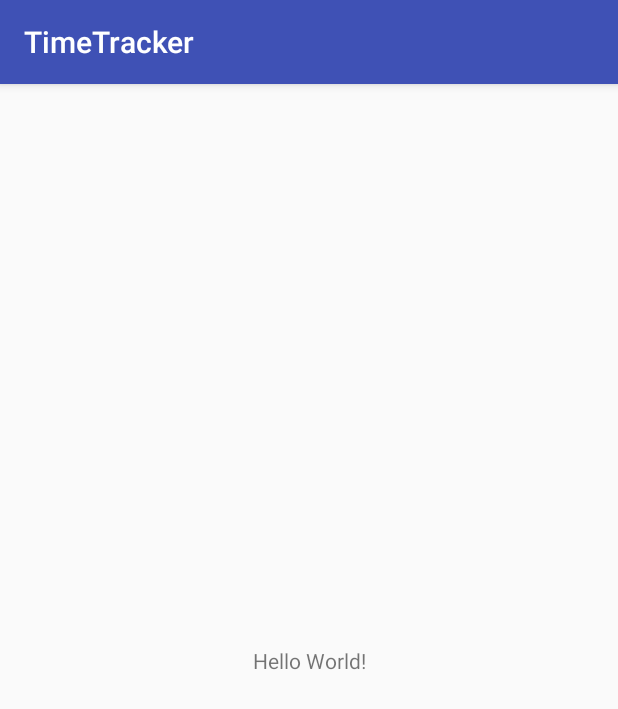
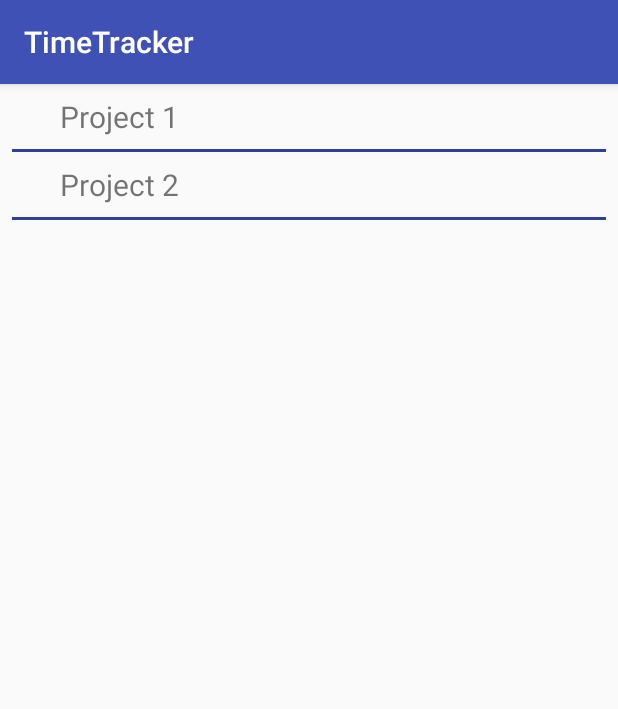
Before and after one commit to albertbecervas/TimeTracker, an Android app: the screen it shows after launch (MainActivity), on a phone screen of 412 x 824 dp. Shown: the top 709 px of the screen. Run offline under Robolectric (Android 15) with nearby library versions, the phone set to English and light mode, and no system bars.

Commit message:
projects adapter done

```diff
--- a/app/build.gradle
+++ b/app/build.gradle
@@ -33,6 +33,10 @@ dependencies {
     })
     implementation"org.jetbrains.kotlin:kotlin-stdlib-jre7:$kotlin_version"
 
+    compile 'com.android.support:recyclerview-v7:26.1.0'
+    compile 'com.android.support:design:26.1.0'
+    compile 'com.android.support:support-v4:26.1.0'
+
     compile 'com.firebase:firebase-client-jvm:2.5.2'
     compile 'com.google.firebase:firebase-core:11.4.0'
     compile 'com.google.firebase:firebase-database:11.4.0'
--- /dev/null
+++ b/app/src/main/java/com/ds/timetracker/MainActivity.java
@@ -0,0 +1,50 @@
+package com.ds.timetracker;
+
+import android.os.Bundle;
+import android.support.annotation.Nullable;
+import android.support.v7.app.AppCompatActivity;
+import android.support.v7.widget.DefaultItemAnimator;
+import android.support.v7.widget.LinearLayoutManager;
+import android.support.v7.widget.RecyclerView;
+
+import com.ds.timetracker.adapter.ProjectsAdapter;
+
+import java.util.ArrayList;
+import java.util.List;
+
+
+public class MainActivity extends AppCompatActivity{
+
+    private RecyclerView mRecyclerView;
+    private ProjectsAdapter mAdapter;
+
+    private List<String> projectsList;
+
+    @Override
+    protected void onCreate(@Nullable Bundle savedInstanceState) {
+        super.onCreate(savedInstanceState);
+        setContentView(R.layout.activity_main);
+
+        setViews();
+        setProjectsList();
+        setAdapter();
+    }
+
+    private void setViews() {
+        mRecyclerView = findViewById(R.id.projectsRV);
+    }
+
+    private void setProjectsList(){
+        projectsList = new ArrayList<>();
+        projectsList.add("Project 1");
+        projectsList.add("Project 2");
+    }
+
+    private void setAdapter(){
+        mAdapter = new ProjectsAdapter(this, projectsList);
+        RecyclerView.LayoutManager mLayoutManager = new LinearLayoutManager(getApplicationContext());
+        mRecyclerView.setLayoutManager(mLayoutManager);
+        mRecyclerView.setItemAnimator(new DefaultItemAnimator());
+        mRecyclerView.setAdapter(mAdapter);
+    }
+}
--- a/app/src/main/java/com/ds/timetracker/MainActivity.kt
+++ /dev/null
@@ -1,12 +0,0 @@
-package com.ds.timetracker
-
-import android.support.v7.app.AppCompatActivity
-import android.os.Bundle
-
-class MainActivity : AppCompatActivity() {
-
-    override fun onCreate(savedInstanceState: Bundle?) {
-        super.onCreate(savedInstanceState)
-        setContentView(R.layout.activity_main)
-    }
-}
--- /dev/null
+++ b/app/src/main/java/com/ds/timetracker/adapter/ProjectsAdapter.java
@@ -0,0 +1,48 @@
+package com.ds.timetracker.adapter;
+
+import android.content.Context;
+import android.support.v7.widget.RecyclerView;
+import android.view.LayoutInflater;
+import android.view.View;
+import android.view.ViewGroup;
+import android.widget.TextView;
+
+import com.ds.timetracker.R;
+
+import java.util.List;
+
+public class ProjectsAdapter extends RecyclerView.Adapter<ProjectsAdapter.MyViewHolder> {
+
+    private Context mContext;
+    private List<String> projectsList;
+
+    public ProjectsAdapter(Context context, List<String> projectsList) {
+        this.mContext = context;
+        this.projectsList = projectsList;
+    }
+
+    @Override
+    public MyViewHolder onCreateViewHolder(ViewGroup parent, int viewType) {
+        return new MyViewHolder(LayoutInflater.from(mContext).inflate(R.layout.item_list_project,parent, false));
+    }
+
+    @Override
+    public void onBindViewHolder(MyViewHolder holder, int position) {
+        holder.title.setText(projectsList.get(position));
+    }
+
+    @Override
+    public int getItemCount() {
+        return projectsList.size();
+    }
+
+    class MyViewHolder extends RecyclerView.ViewHolder {
+        public TextView title;
+
+        MyViewHolder(View view) {
+            super(view);
+            title = view.findViewById(R.id.project_title);
+        }
+    }
+
+}
--- a/app/src/main/res/layout/activity_main.xml
+++ b/app/src/main/res/layout/activity_main.xml
@@ -6,13 +6,10 @@
     android:layout_height="match_parent"
     tools:context="com.ds.timetracker.MainActivity">
 
-    <TextView
-        android:layout_width="wrap_content"
-        android:layout_height="wrap_content"
-        android:text="Hello World!"
-        app:layout_constraintBottom_toBottomOf="parent"
-        app:layout_constraintLeft_toLeftOf="parent"
-        app:layout_constraintRight_toRightOf="parent"
-        app:layout_constraintTop_toTopOf="parent" />
+    <android.support.v7.widget.RecyclerView
+        android:id="@+id/projectsRV"
+        android:layout_width="match_parent"
+        android:layout_height="match_parent"/>
+
 
 </android.support.constraint.ConstraintLayout>
--- /dev/null
+++ b/app/src/main/res/layout/item_list_project.xml
@@ -0,0 +1,34 @@
+<?xml version="1.0" encoding="utf-8"?>
+<android.support.constraint.ConstraintLayout xmlns:android="http://schemas.android.com/apk/res/android"
+    xmlns:app="http://schemas.android.com/apk/res-auto"
+    xmlns:tools="http://schemas.android.com/tools"
+    android:orientation="vertical" android:layout_width="match_parent"
+    android:layout_height="wrap_content">
+
+
+    <TextView
+        android:id="@+id/project_title"
+        android:layout_width="wrap_content"
+        android:layout_height="wrap_content"
+        android:layout_marginBottom="8dp"
+        android:layout_marginStart="40dp"
+        android:layout_marginTop="8dp"
+        android:text="project"
+        android:textSize="20sp"
+        app:layout_constraintBottom_toTopOf="@+id/linearLayout"
+        app:layout_constraintStart_toStartOf="parent"
+        app:layout_constraintTop_toTopOf="parent" />
+
+    <LinearLayout
+        android:id="@+id/linearLayout"
+        android:layout_width="0dp"
+        android:layout_height="2dp"
+        android:layout_marginEnd="8dp"
+        android:layout_marginStart="8dp"
+        android:background="@color/colorPrimaryDark"
+        android:orientation="horizontal"
+        app:layout_constraintBottom_toBottomOf="parent"
+        app:layout_constraintEnd_toEndOf="parent"
+        app:layout_constraintHorizontal_bias="0.0"
+        app:layout_constraintStart_toStartOf="parent"></LinearLayout>
+</android.support.constraint.ConstraintLayout>
```
